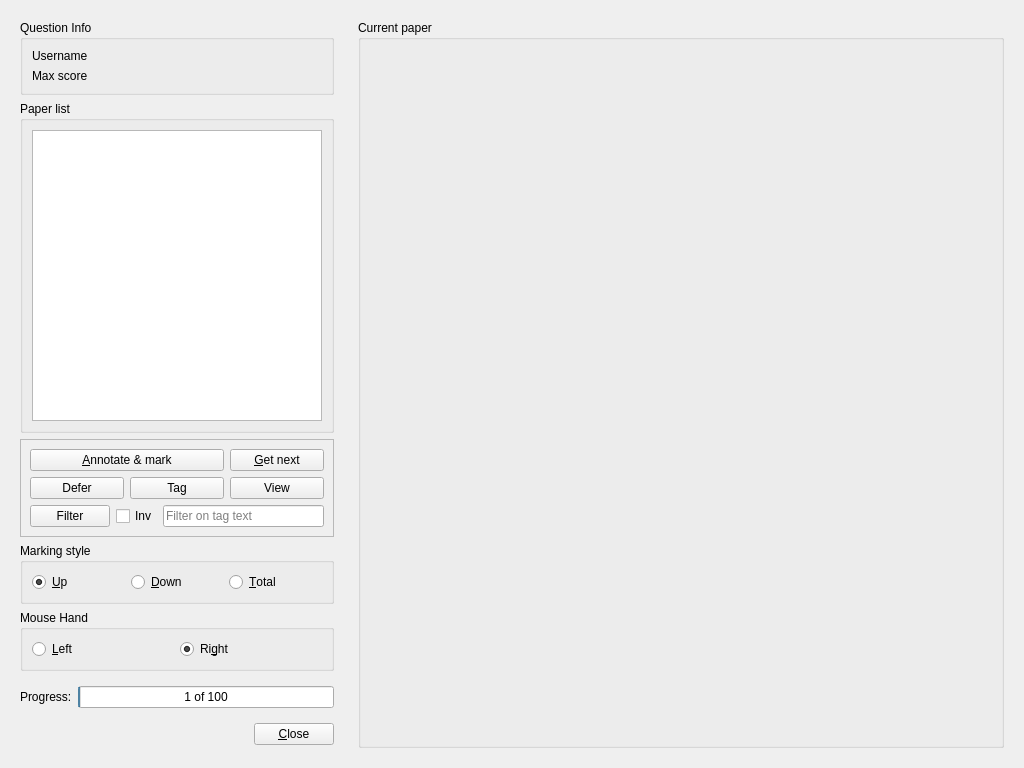
Before: the Qt Designer form qtCreatorFiles/ui_marker.ui in plomgrading/plom, drawn with Qt 5.
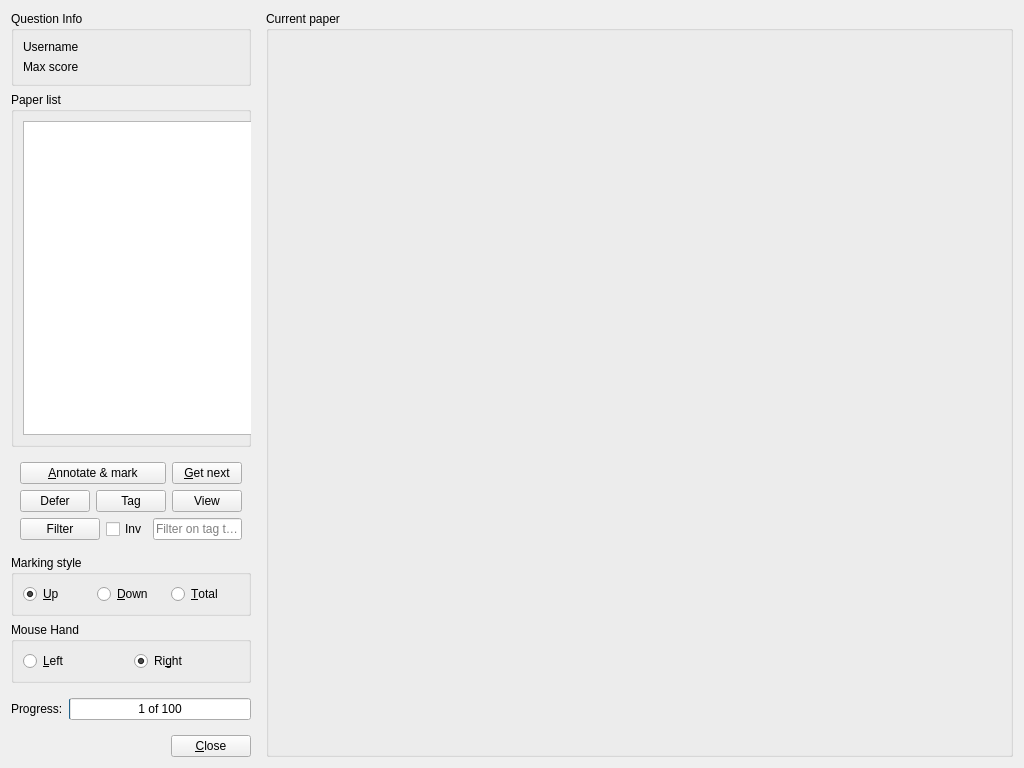
After: the same form once the commit is applied. Custom widgets are drawn as their Qt base class.

Commit message:
Marker: redo layout, left widgets in a zero-margin frame
Fixes #528.  Related to #335.

```diff
--- a/qtCreatorFiles/ui_marker.ui
+++ b/qtCreatorFiles/ui_marker.ui
@@ -16,16 +16,28 @@
   <property name="windowTitle">
    <string>Mark papers</string>
   </property>
-  <layout class="QGridLayout" name="gridLayout_3">
-   <item row="0" column="0">
-    <widget class="QWidget" name="widget" native="true">
-     <property name="sizePolicy">
-      <sizepolicy hsizetype="Preferred" vsizetype="Preferred">
-       <horstretch>1</horstretch>
-       <verstretch>0</verstretch>
-      </sizepolicy>
+  <layout class="QHBoxLayout" name="horizontalLayout_2" stretch="1,3">
+   <item>
+    <widget class="QFrame" name="frame">
+     <property name="minimumSize">
+      <size>
+       <width>150</width>
+       <height>0</height>
+      </size>
      </property>
-     <layout class="QVBoxLayout" name="verticalLayout_2">
+     <property name="frameShape">
+      <enum>QFrame::NoFrame</enum>
+     </property>
+     <property name="frameShadow">
+      <enum>QFrame::Plain</enum>
+     </property>
+     <layout class="QVBoxLayout" name="verticalLayout">
+      <property name="leftMargin">
+       <number>0</number>
+      </property>
+      <property name="topMargin">
+       <number>0</number>
+      </property>
       <property name="bottomMargin">
        <number>0</number>
       </property>
@@ -69,7 +81,7 @@
       <item>
        <widget class="QGroupBox" name="tableBox">
         <property name="sizePolicy">
-         <sizepolicy hsizetype="Preferred" vsizetype="Preferred">
+         <sizepolicy hsizetype="Preferred" vsizetype="Expanding">
           <horstretch>0</horstretch>
           <verstretch>1</verstretch>
          </sizepolicy>
@@ -77,9 +89,15 @@
         <property name="title">
          <string>Paper list</string>
         </property>
-        <layout class="QGridLayout" name="gridLayout_2">
-         <item row="0" column="0" colspan="2">
+        <layout class="QVBoxLayout" name="verticalLayout_2">
+         <item>
           <widget class="SimpleTableView" name="tableView">
+           <property name="sizePolicy">
+            <sizepolicy hsizetype="Expanding" vsizetype="Expanding">
+             <horstretch>0</horstretch>
+             <verstretch>0</verstretch>
+            </sizepolicy>
+           </property>
            <property name="minimumSize">
             <size>
              <width>250</width>
@@ -103,14 +121,26 @@
       <item>
        <widget class="QFrame" name="buttonFrame">
         <property name="frameShape">
-         <enum>QFrame::StyledPanel</enum>
+         <enum>QFrame::NoFrame</enum>
         </property>
         <property name="frameShadow">
          <enum>QFrame::Raised</enum>
         </property>
         <layout class="QVBoxLayout" name="verticalLayout">
          <item>
-          <layout class="QGridLayout" name="gridLayout">
+           <layout class="QGridLayout" name="gridLayout">
+	    <property name="leftMargin">
+             <number>0</number>
+            </property>
+            <property name="topMargin">
+             <number>0</number>
+            </property>
+            <property name="rightMargin">
+             <number>0</number>
+            </property>
+            <property name="bottomMargin">
+             <number>0</number>
+            </property>
            <item row="0" column="0" colspan="2">
             <widget class="QPushButton" name="annButton">
              <property name="sizePolicy">
@@ -219,7 +249,7 @@
             <widget class="QLineEdit" name="filterLE">
              <property name="sizePolicy">
               <sizepolicy hsizetype="MinimumExpanding" vsizetype="Fixed">
-               <horstretch>2</horstretch>
+               <horstretch>0</horstretch>
                <verstretch>0</verstretch>
               </sizepolicy>
              </property>
@@ -392,23 +422,30 @@
      </layout>
     </widget>
    </item>
-   <item row="0" column="1" rowspan="3">
-    <widget class="QWidget" name="widget_2" native="true">
+   <item>
+    <widget class="QGroupBox" name="paperBox">
      <property name="sizePolicy">
-      <sizepolicy hsizetype="Preferred" vsizetype="Preferred">
-       <horstretch>2</horstretch>
+      <sizepolicy hsizetype="Expanding" vsizetype="Expanding">
+       <horstretch>0</horstretch>
        <verstretch>0</verstretch>
       </sizepolicy>
      </property>
-     <layout class="QGridLayout" name="gridLayout_4">
-      <item row="0" column="0">
-       <widget class="QGroupBox" name="paperBox">
-        <property name="title">
-         <string>Current paper</string>
-        </property>
-        <layout class="QGridLayout" name="gridLayout_6"/>
-       </widget>
-      </item>
+     <property name="title">
+      <string>Current paper</string>
+     </property>
+     <layout class="QGridLayout" name="gridLayout_6">
+      <property name="leftMargin">
+       <number>0</number>
+      </property>
+      <property name="topMargin">
+       <number>0</number>
+      </property>
+      <property name="rightMargin">
+       <number>0</number>
+      </property>
+      <property name="bottomMargin">
+       <number>0</number>
+      </property>
      </layout>
     </widget>
    </item>
```
Left out of the diff: 2 changed lines with no effect on the pictures. The commit also changes 1 other file.
